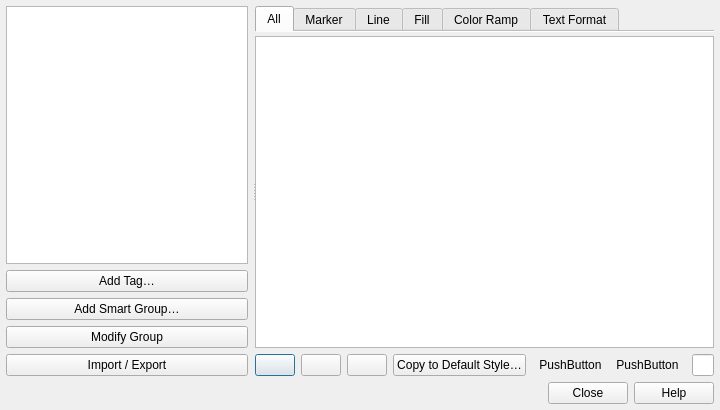
Before: the Qt Designer form src/ui/qgsstylemanagerdialogbase.ui in carsmie/QGIS, drawn with Qt 5.
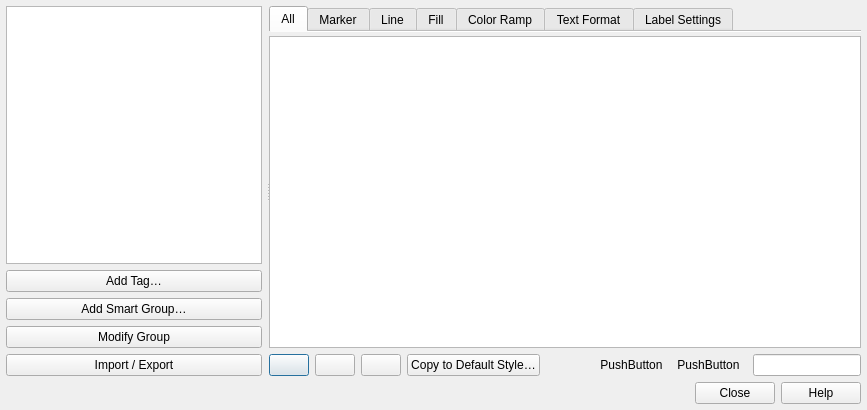
After: the same form once the commit is applied. Icons and pictures are not drawn. Custom widgets are drawn as their Qt base class.

Commit message:
[FEATURE] Allow storage of label settings in style manager
Just like the earlier change which allows for text formats to
be managed in style manager, this change allows for layer-wide
label settings to be stored and managed in styles.

So while a text format includes just the font settings and other
appearance related settings, Label Settings also includes layer-type
specific settings such as label placement, priority, rendering
settings.

Patch:
```diff
--- a/src/ui/qgsstylemanagerdialogbase.ui
+++ b/src/ui/qgsstylemanagerdialogbase.ui
@@ -6,7 +6,7 @@
    <rect>
     <x>0</x>
     <y>0</y>
-    <width>720</width>
+    <width>867</width>
     <height>410</height>
    </rect>
   </property>
@@ -364,6 +364,15 @@
              <string>Text Format</string>
             </attribute>
            </widget>
+           <widget class="QWidget" name="tabLabelSettings">
+            <attribute name="icon">
+             <iconset resource="../../images/images.qrc">
+              <normaloff>:/images/themes/default/labelingSingle.svg</normaloff>:/images/themes/default/labelingSingle.svg</iconset>
+            </attribute>
+            <attribute name="title">
+             <string>Label Settings</string>
+            </attribute>
+           </widget>
           </widget>
          </item>
          <item>
```
Left out of the diff: 1 changed line with no effect on the pictures. The commit also changes 14 other files.
